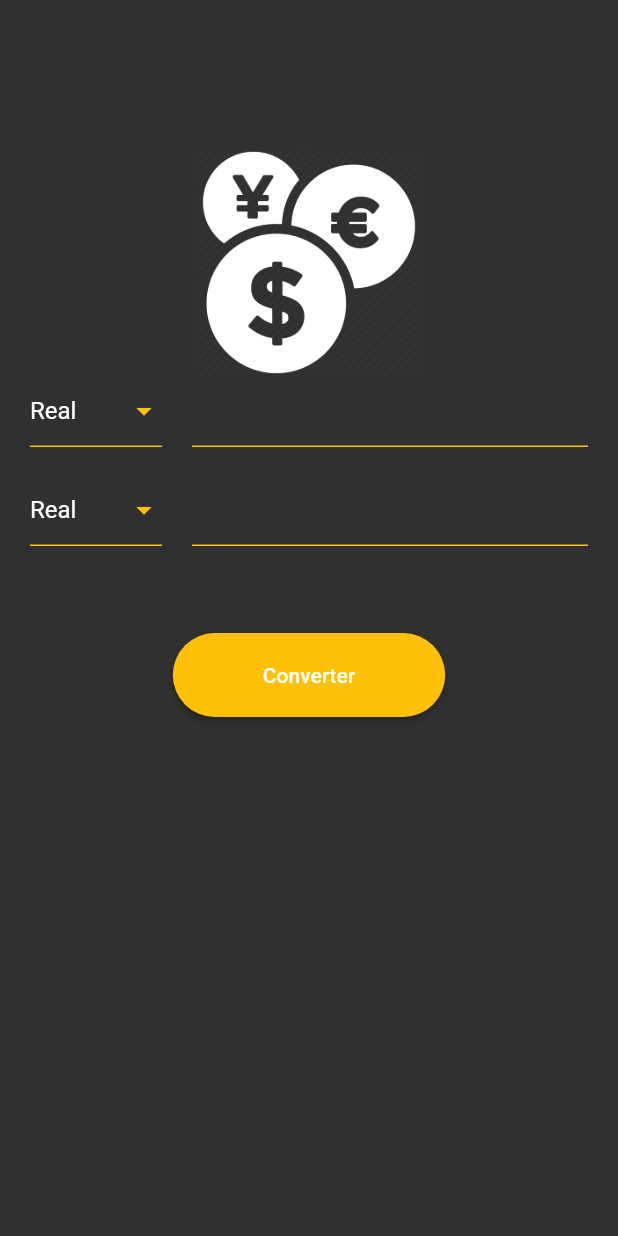
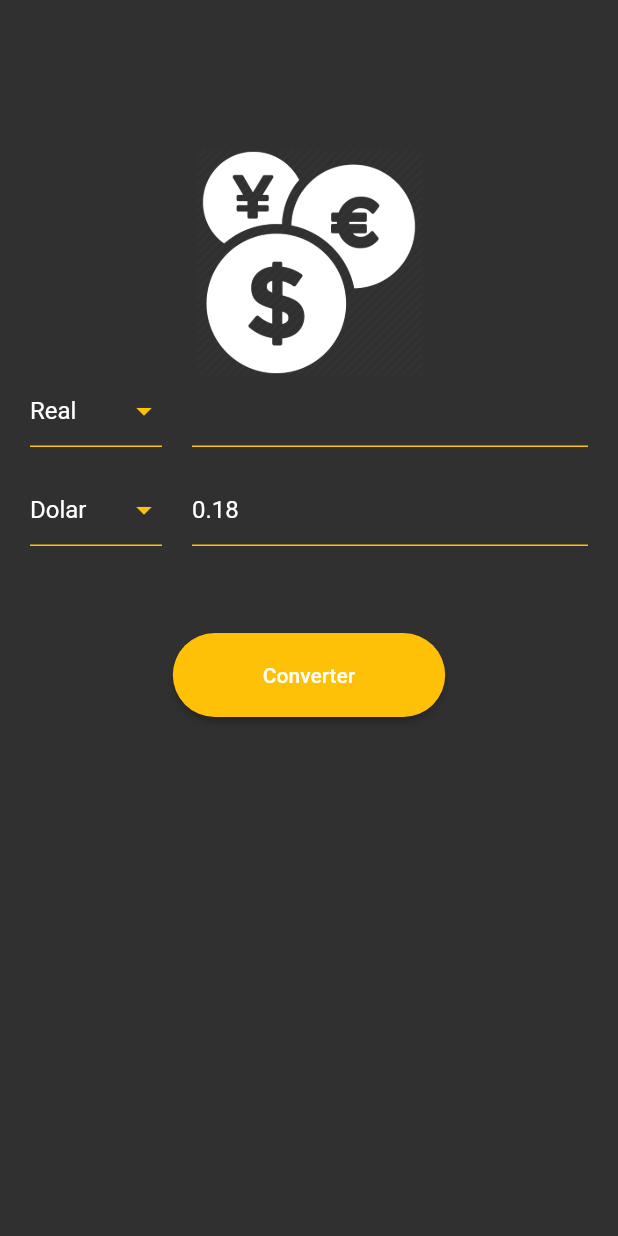
Before and after one commit to MatheusBispoDev/curso-flutterando, a Flutter app: the screen it shows after launch, after a tap on "Converter", on a phone screen of 412 x 824 dp. Run offline on Flutter 3.47's test engine with Material 2 defaults, Android fonts, the phone set to English and light mode, and no system bars.

Commit message:
Projeto conversão de moedas

```diff
--- a/curso_fluterrando/lib/conversor/components/currency_box.dart
+++ b/curso_fluterrando/lib/conversor/components/currency_box.dart
@@ -1,6 +1,21 @@
+import 'package:cursofluterrando/conversor/models/currency_model.dart';
 import 'package:flutter/material.dart';
+import 'package:flutter/services.dart';
 
 class CurrencyBox extends StatelessWidget {
+  final List<CurrencyModel>? items;
+  final CurrencyModel? isSelectedItem;
+  final TextEditingController controller;
+  final void Function(CurrencyModel? model) onChanged;
+
+  const CurrencyBox({
+    Key? key,
+    required this.items,
+    required this.controller,
+    required this.onChanged,
+    required this.isSelectedItem,
+  }) : super(key: key);
+
   @override
   Widget build(BuildContext context) {
     return Row(
@@ -10,17 +25,20 @@ class CurrencyBox extends StatelessWidget {
           flex: 1,
           child: SizedBox(
             height: 56,
-            child: DropdownButton<String>(
+            child: DropdownButton<CurrencyModel>(
               iconEnabledColor: Colors.amber,
               isExpanded: true,
+              value: isSelectedItem,
               underline: Container(
                 height: 1,
                 color: Colors.amber,
               ),
-              items: [
-                DropdownMenuItem(child: Text('Real')),
-              ],
-              onChanged: (value) {},
+              items: items!
+                  .map((elementos_items) => DropdownMenuItem(
+                      value: elementos_items,
+                      child: Text(elementos_items.name)))
+                  .toList(),
+              onChanged: onChanged,
             ),
           ),
         ),
@@ -28,6 +46,8 @@ class CurrencyBox extends StatelessWidget {
         Expanded(
           flex: 3,
           child: TextField(
+            controller: controller,
+            keyboardType: TextInputType.number,
             decoration: InputDecoration(
               enabledBorder: UnderlineInputBorder(
                 borderSide: BorderSide(color: Colors.amber),
--- a/curso_fluterrando/lib/conversor/views/home_view.dart
+++ b/curso_fluterrando/lib/conversor/views/home_view.dart
@@ -1,7 +1,22 @@
 import 'package:cursofluterrando/conversor/components/currency_box.dart';
+import 'package:cursofluterrando/conversor/controllers/home_controller.dart';
 import 'package:flutter/material.dart';
 
-class HomeView extends StatelessWidget {
+class HomeView extends StatefulWidget {
+  @override
+  _HomeViewState createState() => _HomeViewState();
+}
+
+class _HomeViewState extends State<HomeView> {
+  final TextEditingController toText = TextEditingController();
+  final TextEditingController fromText = TextEditingController();
+  HomeController? homeController;
+
+  void initState() {
+    super.initState();
+    homeController = HomeController(toText: toText, fromText: fromText);
+  }
+
   @override
   Widget build(BuildContext context) {
     return Scaffold(
@@ -18,9 +33,27 @@ class HomeView extends StatelessWidget {
                 height: 150,
                 color: Colors.white,
               ),
-              CurrencyBox(),
+              CurrencyBox(
+                controller: toText,
+                items: homeController!.currencies,
+                onChanged: (model) {
+                  setState(() {
+                    homeController!.toCurrency = model;
+                  });
+                },
+                isSelectedItem: homeController!.toCurrency,
+              ),
               SizedBox(height: 10),
-              CurrencyBox(),
+              CurrencyBox(
+                controller: fromText,
+                items: homeController!.currencies,
+                onChanged: (model) {
+                  setState(() {
+                    homeController!.fromCurrency = model;
+                  });
+                },
+                isSelectedItem: homeController!.fromCurrency,
+              ),
               SizedBox(height: 50),
               ElevatedButton(
                 style: ElevatedButton.styleFrom(
@@ -31,7 +64,9 @@ class HomeView extends StatelessWidget {
                   padding:
                       EdgeInsets.only(left: 60, right: 60, top: 20, bottom: 20),
                 ),
-                onPressed: () {},
+                onPressed: () {
+                  homeController!.convert();
+                },
                 child: Text('Converter'),
               ),
             ],
```
